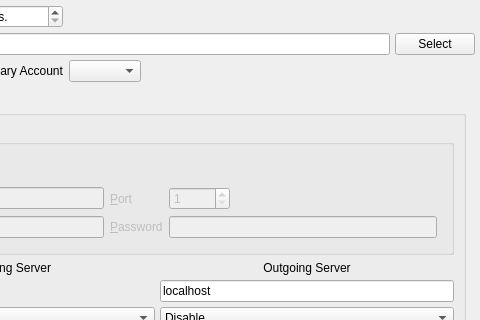
Old version of the form branches/trunk/UI/spot-on-poptastic-retrophone-settings.ui in the repository textbrowser/spot-on; both pictures show x 270 to 750 and y 0 to 320 of the 750 by 806 pixel window.
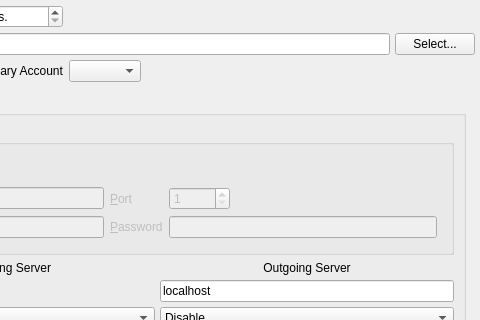
New version of the form. Icons and pictures are not drawn.

The edit to the form file:
```diff
--- a/branches/trunk/UI/spot-on-poptastic-retrophone-settings.ui
+++ b/branches/trunk/UI/spot-on-poptastic-retrophone-settings.ui
@@ -97,7 +97,7 @@
      <item>
       <widget class="QPushButton" name="selectcapath">
        <property name="text">
-        <string>Select</string>
+        <string>Select...</string>
        </property>
       </widget>
      </item>
```
